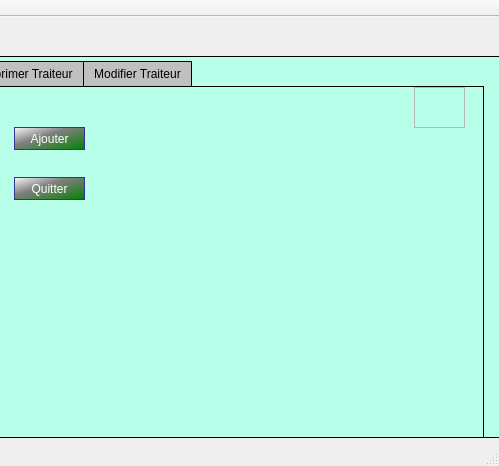
The window that Atelier_Connexion/mainwindow.ui (melek007/smart_wedding_2a09) describes before a commit, drawn with Qt 5; both pictures show x 248 to 747 and y 0 to 466 of the 747 by 466 pixel window.
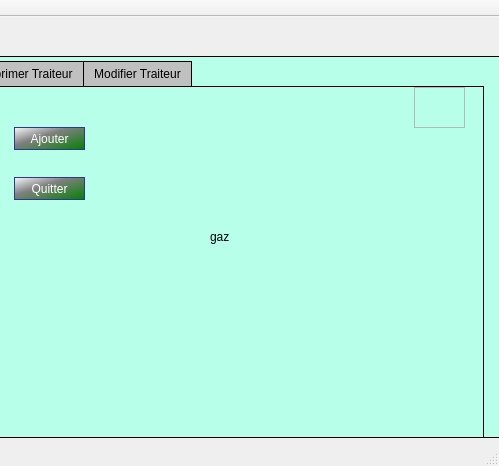
The same window after the commit. The open tabs and pages were chosen to show the change. Icons and pictures are not drawn.

```diff
--- a/Atelier_Connexion/mainwindow.ui
+++ b/Atelier_Connexion/mainwindow.ui
@@ -460,6 +460,19 @@
          <enum>QFrame::Raised</enum>
         </property>
        </widget>
+       <widget class="QLabel" name="label_6">
+        <property name="geometry">
+         <rect>
+          <x>456</x>
+          <y>140</y>
+          <width>61</width>
+          <height>20</height>
+         </rect>
+        </property>
+        <property name="text">
+         <string>gaz</string>
+        </property>
+       </widget>
       </widget>
       <widget class="QWidget" name="Affichr_Traiteur">
        <attribute name="title">
```
Left out of the diff: 2 changed lines with no effect on the pictures.
